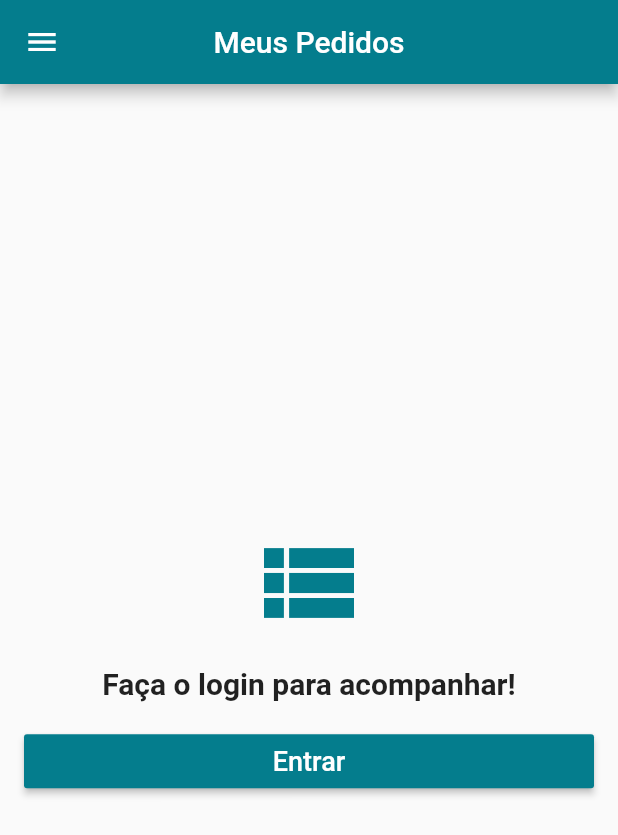
After one commit to osvaldinei/openstoreapp_client, a Flutter app: the screen it shows after launch, swiped to page 4, on a phone screen of 412 x 824 dp. The commit adds this screen. Shown: the top 835 px of the screen. Run offline on Flutter 3.47's test engine with Material 2 defaults, Android fonts, the phone set to English and light mode, and no system bars; our stand-ins replace carousel_pro, cloud_firestore, firebase_auth, firebase_core, transparent_image; missing offline and left inert: dart:ffi; accounts and stored records are empty.

Commit message:
Created Order

```diff
--- a/lib/screens/home_screen.dart
+++ b/lib/screens/home_screen.dart
@@ -1,5 +1,6 @@
 import 'package:flutter/material.dart';
 import 'package:openstoreapp_client/tabs/home_tab.dart';
+import 'package:openstoreapp_client/tabs/orders_tab.dart';
 import 'package:openstoreapp_client/tabs/products_tab.dart';
 import 'package:openstoreapp_client/widgets/cart_button.dart';
 import 'package:openstoreapp_client/widgets/custom_drawer.dart';
@@ -26,6 +27,15 @@ class HomeScreen extends StatelessWidget {
           drawer: CustomDrawer(_pageController),
           body: ProductsTab(),
           floatingActionButton: CartButton(),
+        ),
+        Container(color: Colors.yellow,),
+        Scaffold(
+          appBar: AppBar(
+            title: Text("Meus Pedidos"),
+            centerTitle: true,
+          ),
+          body: OrdersTab(),
+          drawer: CustomDrawer(_pageController),
         )
       ],
     );
--- /dev/null
+++ b/lib/tabs/orders_tab.dart
@@ -0,0 +1,66 @@
+import 'package:cloud_firestore/cloud_firestore.dart';
+import 'package:flutter/material.dart';
+import 'package:openstoreapp_client/models/user_model.dart';
+import 'package:openstoreapp_client/screens/login_screen.dart';
+import 'package:openstoreapp_client/tiles/order_tile.dart';
+
+class OrdersTab extends StatelessWidget {
+  @override
+  Widget build(BuildContext context) {
+    if (UserModel.of(context).isLoggedIn()) {
+
+      String uid = UserModel.of(context).firebaseUser.user.uid;
+
+      return FutureBuilder<QuerySnapshot>(
+        future: Firestore.instance.collection("users").document(uid).collection("orders").getDocuments(),
+        builder: (context, snapshot){
+          if(!snapshot.hasData)
+            return Center(child: CircularProgressIndicator(),);
+          else{
+            return ListView(
+              children: snapshot.data.documents.map((doc) => OrderTile(doc.documentID)).toList(),
+            );
+          }
+        },
+      );
+
+    } else {
+      return Container(
+          padding: EdgeInsets.all(16.0),
+          child: Column(
+            crossAxisAlignment: CrossAxisAlignment.stretch,
+            mainAxisAlignment: MainAxisAlignment.center,
+            children: [
+              Icon(
+                Icons.view_list,
+                size: 80,
+                color: Theme.of(context).primaryColor,
+              ),
+              SizedBox(
+                height: 16.0,
+              ),
+              Text(
+                "Faça o login para acompanhar!",
+                style: TextStyle(fontSize: 20.0, fontWeight: FontWeight.bold),
+                textAlign: TextAlign.center,
+              ),
+              SizedBox(
+                height: 16.0,
+              ),
+              RaisedButton(
+                child: Text(
+                  "Entrar",
+                  style: TextStyle(fontSize: 18.0),
+                ),
+                textColor: Colors.white,
+                color: Theme.of(context).primaryColor,
+                onPressed: () {
+                  Navigator.of(context).push(
+                      MaterialPageRoute(builder: (context) => LoginScreen()));
+                },
+              )
+            ],
+          ));
+    }
+  }
+}
--- /dev/null
+++ b/lib/tiles/order_tile.dart
@@ -0,0 +1,15 @@
+import 'package:flutter/material.dart';
+
+class OrderTile extends StatelessWidget {
+
+  final String OrderId;
+
+  OrderTile(this.OrderId);
+
+  @override
+  Widget build(BuildContext context) {
+    return Card(
+      child: Text(OrderId)
+    );
+  }
+}
```
